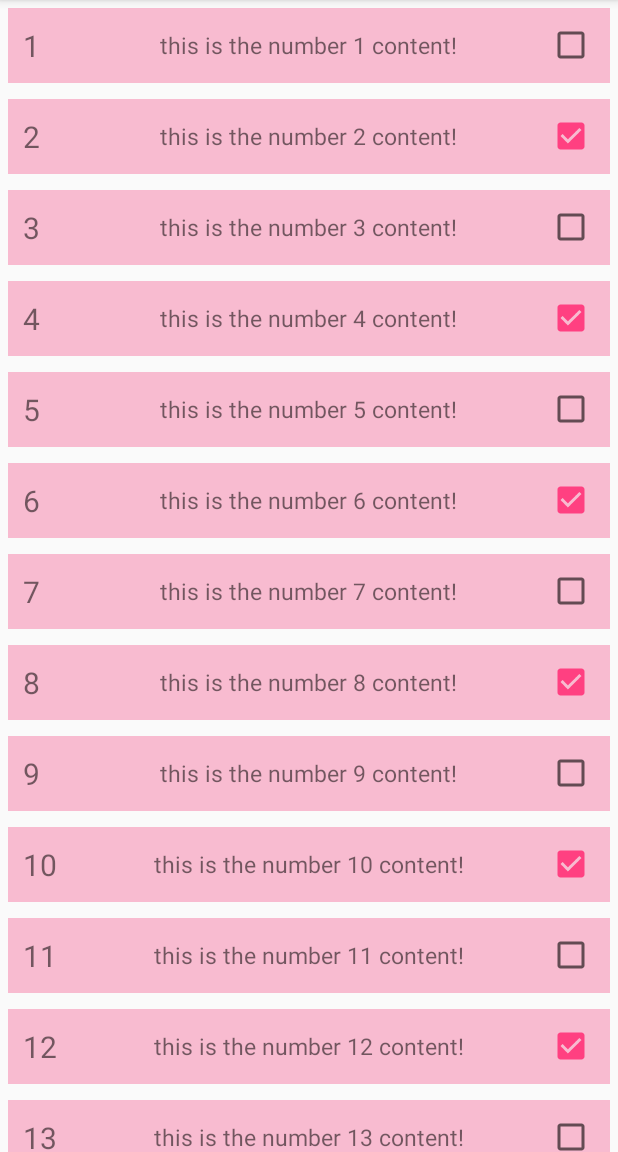
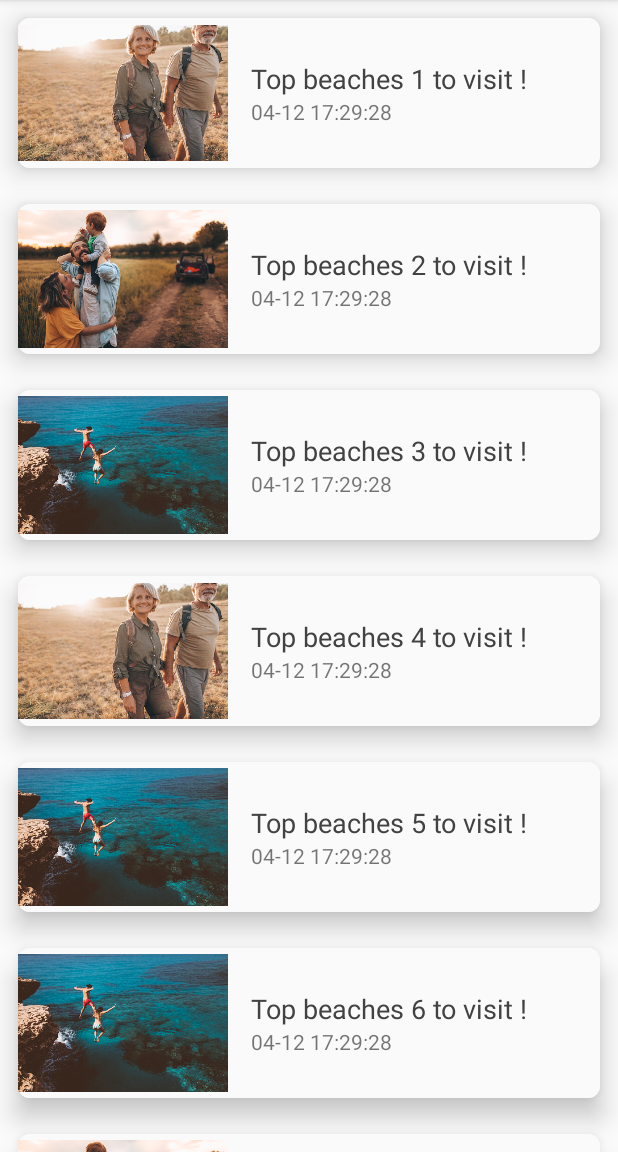
Before and after one commit to Jerry-Yin/KotlinDemo, an Android app: the RecyclerViewActivity screen opened directly, with no data from a screen before it, on a phone screen of 412 x 824 dp, the part 84-1236 px from its top. Run offline under Robolectric (Android 15) with nearby library versions, the light colour scheme and no system bars.

Commit message:
chaged UI for recyclerView card

```diff
--- a/app/src/main/java/com/jerryyin/kotlindemo/activity/RecyclerViewActivity.kt
+++ b/app/src/main/java/com/jerryyin/kotlindemo/activity/RecyclerViewActivity.kt
@@ -1,32 +1,29 @@
 package com.jerryyin.kotlindemo.activity
 
-import android.annotation.SuppressLint
 import android.support.v7.app.AppCompatActivity
 import android.os.Bundle
-import android.support.constraint.ConstraintLayout
 import android.support.v7.widget.LinearLayoutManager
-import android.support.v7.widget.RecyclerView
+import android.text.format.DateUtils
 import android.util.Log
-import android.view.MotionEvent
 import android.view.View
-import android.widget.LinearLayout
 import android.widget.Toast
 import com.jerryyin.kotlindemo.R
-import com.jerryyin.kotlindemo.R.id.recycler_view
 import com.jerryyin.kotlindemo.adapter.CusRecyclerViewAdapter
 import com.jerryyin.kotlindemo.interfaces.OnItemClickListener
-import com.jerryyin.kotlindemo.interfaces.RecyclerOnItemClickListener
 import com.jerryyin.kotlindemo.model.ReNews
+import com.jerryyin.kotlindemo.utils.DateUtil
 import kotlinx.android.synthetic.main.layout_recycler_view.*
-import kotlin.math.log
+import java.sql.Time
 
 class RecyclerViewActivity : AppCompatActivity() {
 
 
-    val TAG = "RecyclerViewActivity.class"
+    val mTAG = "RecyclerViewActivity.class"
 
     private var mNewsList: ArrayList<ReNews> = ArrayList()
     private var mRecyclerViewAdapter: CusRecyclerViewAdapter? = null
+    private val mImageIds = listOf<Int>(R.mipmap.img_couple, R.mipmap.img_family, R.mipmap.img_jump, R.mipmap.img_travel, R.mipmap.img_snow)
+
 
     override fun onCreate(savedInstanceState: Bundle?) {
         super.onCreate(savedInstanceState)
@@ -38,9 +35,9 @@ class RecyclerViewActivity : AppCompatActivity() {
     private fun initData() {
         for (i in 1..20) {
             mNewsList.add(ReNews(
-                    i.toString(),
-                    "this is the number $i content!",
-                    i % 2 == 0))
+                    mImageIds[(Math.random()*4).toInt()],
+                    "Top beaches $i to visit !",
+                    DateUtil.stampToDate(System.currentTimeMillis().toString())))
         }
     }
 
@@ -56,7 +53,7 @@ class RecyclerViewActivity : AppCompatActivity() {
 //            @SuppressLint("ShowToast", "LongLogTag")
 //            override fun onItemClick(view: View, position: Int) {
 //                Toast.makeText(this@RecyclerViewActivity, "click item ${position}!", Toast.LENGTH_SHORT).show()
-//                Log.d(TAG, "click item ${position}!")
+//                Log.d(mTAG, "click item ${position}!")
 //            }
 //
 //
@@ -64,7 +61,7 @@ class RecyclerViewActivity : AppCompatActivity() {
 //            override fun onItemLongClick(view: View, position: Int) {
 //                Toast.makeText(this@RecyclerViewActivity, "long click item ${position}!", Toast.LENGTH_SHORT).show()
 //                println("long click item ${position}!")
-//                Log.d(TAG, "long click item ${position}!")
+//                Log.d(mTAG, "long click item ${position}!")
 //            }
 //
 //        }))
@@ -74,12 +71,12 @@ class RecyclerViewActivity : AppCompatActivity() {
         mRecyclerViewAdapter!!.setOnItemClickListener(object : OnItemClickListener {
             override fun onItemClick(view: View, position: Int) {
                 Toast.makeText(this@RecyclerViewActivity, "click item ${position}!", Toast.LENGTH_SHORT).show()
-                Log.d(TAG, "click item ${position}!")
+                Log.d(mTAG, "click item ${position}!")
             }
 
             override fun onItemLongClick(view: View, position: Int) {
                 Toast.makeText(this@RecyclerViewActivity, "long click item ${position}!", Toast.LENGTH_SHORT).show()
-                Log.d(TAG, "long click item ${position}!")
+                Log.d(mTAG, "long click item ${position}!")
             }
 
         })
--- a/app/src/main/java/com/jerryyin/kotlindemo/adapter/CusRecyclerViewAdapter.kt
+++ b/app/src/main/java/com/jerryyin/kotlindemo/adapter/CusRecyclerViewAdapter.kt
@@ -6,6 +6,7 @@ import android.support.v7.widget.RecyclerView
 import android.view.LayoutInflater
 import android.view.View
 import android.view.ViewGroup
+import android.widget.ImageView
 import android.widget.TextView
 import com.jerryyin.kotlindemo.R
 import com.jerryyin.kotlindemo.interfaces.OnItemClickListener
@@ -35,9 +36,9 @@ class CusRecyclerViewAdapter(
     override fun onBindViewHolder(holder: CustomViewHolder?, position: Int) {
         val news: ReNews = dataList.get(position)
         if (holder != null) {
-            holder.index.text = news.index
-            holder.content.text = news.content
-            holder.check.isChecked = news.isCheck
+            holder.img.setImageDrawable(c.resources.getDrawable(news.imgId!!))
+            holder.title.text = news.title
+            holder.time.text = news.time
             if (mClickListener != null) {
                 holder.itemView.setOnClickListener(object : View.OnClickListener {
                     override fun onClick(v: View?) {
@@ -56,8 +57,8 @@ class CusRecyclerViewAdapter(
     }
 
     class CustomViewHolder(view: View) : RecyclerView.ViewHolder(view) {
-        var index: TextView = view.txt_index
-        var content: TextView = view.txt_content
-        var check: AppCompatCheckBox = view.check
+        var img: ImageView = view.img_topic
+        var title: TextView = view.txt_title
+        var time: TextView = view.txt_time
     }
 }
--- a/app/src/main/java/com/jerryyin/kotlindemo/model/ReNews.kt
+++ b/app/src/main/java/com/jerryyin/kotlindemo/model/ReNews.kt
@@ -1,3 +1,3 @@
 package com.jerryyin.kotlindemo.model
 
-class ReNews(var index: String?, var content: String?, var isCheck: Boolean)
+class ReNews(var imgId: Int?, var title: String?, var time: String)
--- /dev/null
+++ b/app/src/main/res/drawable/shape_radius_rect.xml
@@ -0,0 +1,11 @@
+<?xml version="1.0" encoding="utf-8"?>
+<shape xmlns:android="http://schemas.android.com/apk/res/android"
+    android:shape="rectangle">
+    <!--圆角矩形-->
+
+    <corners android:radius="8dp" />
+    <size
+        android:width="200dp"
+        android:height="80dp" />
+    <solid android:color="#FAFAFA"></solid>
+</shape>
--- a/app/src/main/res/layout/item_recycler_view1.xml
+++ b/app/src/main/res/layout/item_recycler_view1.xml
@@ -1,40 +1,50 @@
 <?xml version="1.0" encoding="utf-8"?>
 <android.support.constraint.ConstraintLayout xmlns:android="http://schemas.android.com/apk/res/android"
+    xmlns:app="http://schemas.android.com/apk/res-auto"
     android:layout_width="match_parent"
-    android:layout_height="50dp"
-    android:layout_margin="5dp"
-    android:background="#F8BBD0">
+    android:layout_height="wrap_content"
+    android:layout_margin="12dp"
+    android:background="@drawable/shape_radius_rect"
+    android:elevation="10dp">
 
 
     <RelativeLayout
         android:layout_width="match_parent"
-        android:layout_height="match_parent"
-        android:paddingLeft="15px"
-        android:paddingRight="15px">
+        android:layout_height="100dp"
+        android:background="@drawable/shape_radius_rect">
 
-        <TextView
-            android:id="@+id/txt_index"
-            android:layout_width="wrap_content"
+        <ImageView
+            android:id="@+id/img_topic"
+            android:layout_width="140dp"
             android:layout_height="match_parent"
-            android:text="0"
-            android:textSize="20sp"
-            android:gravity="center_vertical"/>
+            android:src="@mipmap/img_family" />
 
-        <TextView
-            android:id="@+id/txt_content"
-            android:layout_width="wrap_content"
-            android:layout_height="match_parent"
-            android:text="this is the content"
-            android:gravity="center_vertical"
-            android:textSize="15sp"
-            android:layout_centerInParent="true"/>
+        <LinearLayout
+            android:layout_width="match_parent"
+            android:layout_height="wrap_content"
+            android:layout_centerVertical="true"
+            android:layout_toRightOf="@+id/img_topic"
+            android:orientation="vertical"
+            android:paddingLeft="15dp">
 
-        <android.support.v7.widget.AppCompatCheckBox
-            android:id="@+id/check"
-            android:layout_width="wrap_content"
-            android:layout_height="match_parent"
-            android:layout_alignParentRight="true">
-        </android.support.v7.widget.AppCompatCheckBox>
+            <TextView
+                android:id="@+id/txt_title"
+                android:layout_width="wrap_content"
+                android:layout_height="wrap_content"
+                android:layout_centerInParent="true"
+                android:text="This is the topic title"
+                android:textColor="#424242"
+                android:textSize="18sp" />
+
+            <TextView
+                android:id="@+id/txt_time"
+                android:layout_width="wrap_content"
+                android:layout_height="wrap_content"
+                android:text="5 min ago"/>
+
+
+        </LinearLayout>
+
 
     </RelativeLayout>
 </android.support.constraint.ConstraintLayout>
```
Also changed, not shown: app/src/main/java/com/jerryyin/kotlindemo/interfaces/RecyclerOnItemClickListener.kt (+4 -4 lines), app/src/main/java/com/jerryyin/kotlindemo/utils/DateUtil.kt (added, +474 -0 lines), app/src/main/res/mipmap-hdpi/img_couple.png (added), app/src/main/res/mipmap-hdpi/img_family.png (added), app/src/main/res/mipmap-hdpi/img_jump.png (added), app/src/main/res/mipmap-hdpi/img_snow.png (added), app/src/main/res/mipmap-hdpi/img_travel.png (added).
